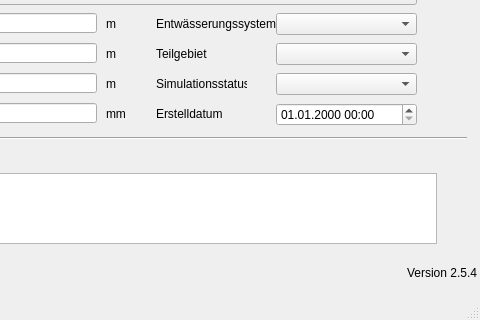
This is qkan/forms/qkan_haltungen.ui in hoettges/QKan as Qt 5 draws it before an edit; both pictures show x 164 to 644 and y 227 to 547 of the 644 by 547 pixel window. The edited form follows.
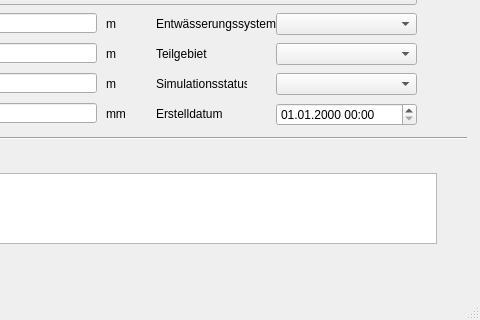
This is the edited form. Custom widgets are drawn as their Qt base class.

What changed in the file:
```diff
--- a/qkan/forms/qkan_haltungen.ui
+++ b/qkan/forms/qkan_haltungen.ui
@@ -498,25 +498,6 @@
      </rect>
     </property>
    </widget>
-   <widget class="QLabel" name="lb_version">
-    <property name="geometry">
-     <rect>
-      <x>570</x>
-      <y>490</y>
-      <width>71</width>
-      <height>20</height>
-     </rect>
-    </property>
-    <property name="toolTip">
-     <string>Version QKan Import</string>
-    </property>
-    <property name="text">
-     <string>Version 2.5.4</string>
-    </property>
-    <property name="alignment">
-     <set>Qt::AlignRight|Qt::AlignTrailing|Qt::AlignVCenter</set>
-    </property>
-   </widget>
    <widget class="QgsDateTimeEdit" name="createdat">
     <property name="geometry">
      <rect>
```
